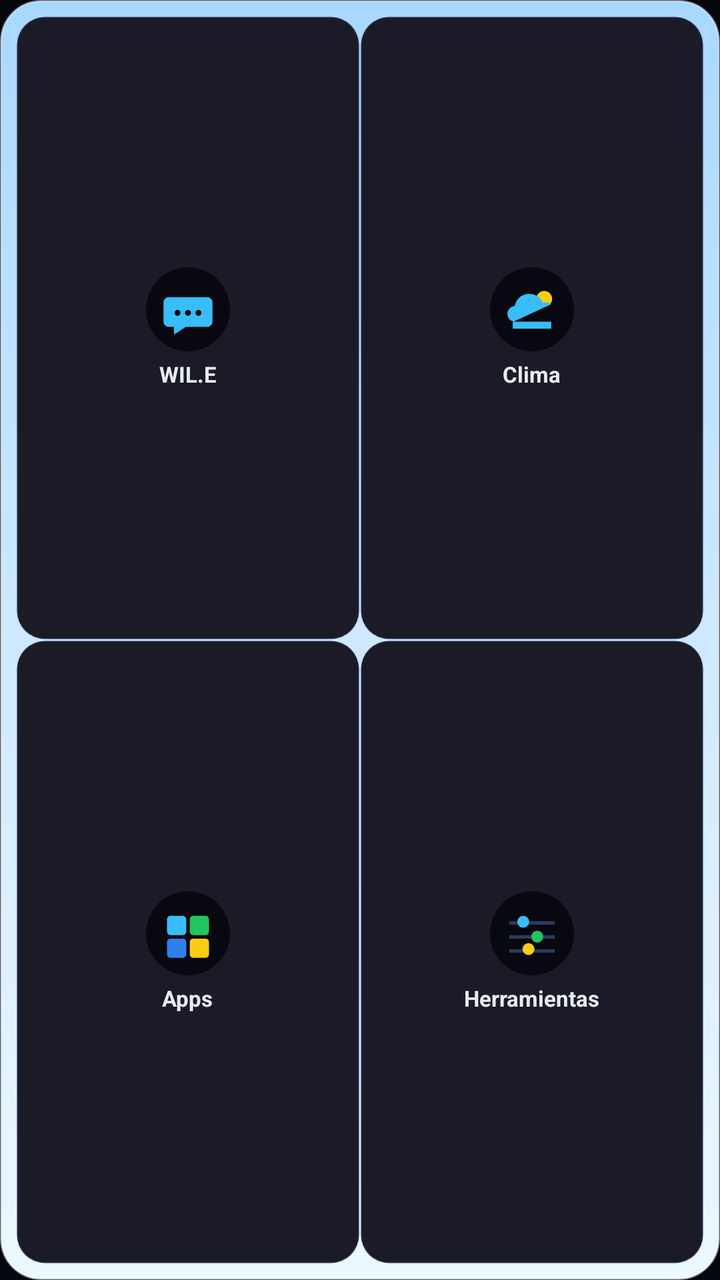
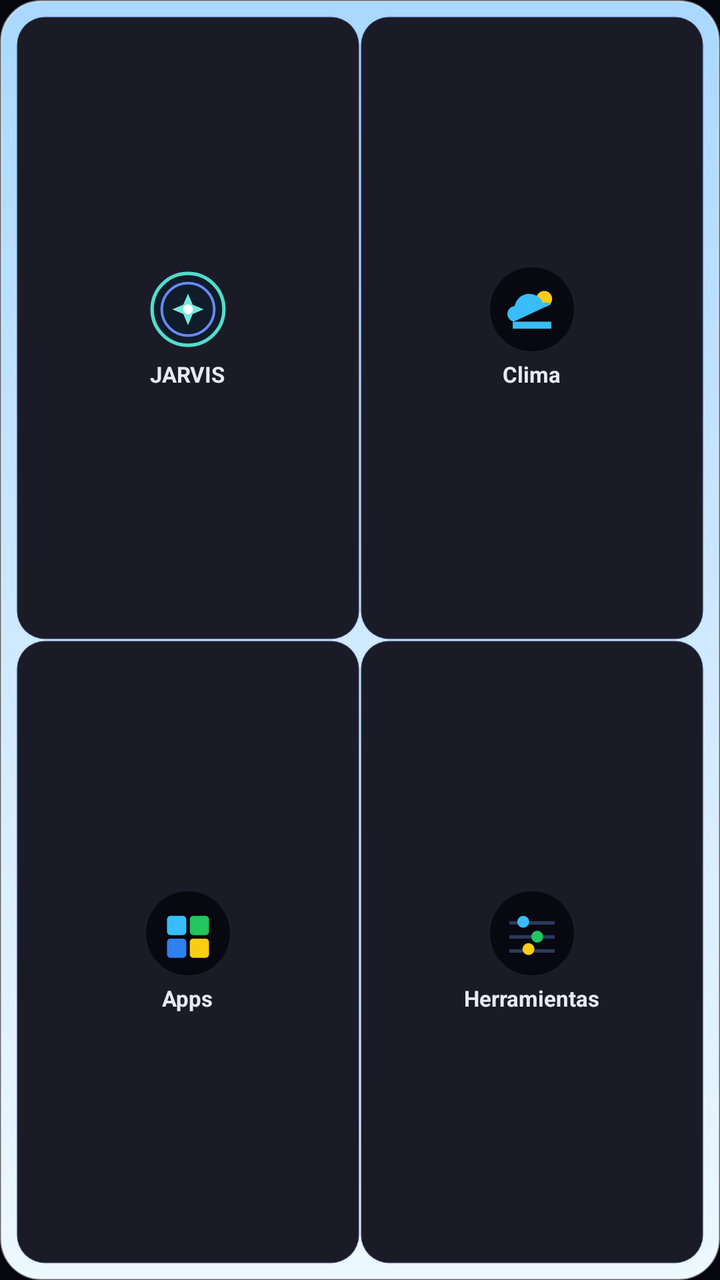

An Android layout rendered at two revisions. The XML below is the earlier revision; the diff shows what the commit changed to produce the second picture.
<!-- AndroidManifest.xml: application theme Theme.CodeHub -->
<!-- res/layout/widget_quick.xml -->
<?xml version="1.0" encoding="utf-8"?>
<LinearLayout xmlns:android="http://schemas.android.com/apk/res/android"
    android:id="@+id/quick_root"
    android:layout_width="match_parent"
    android:layout_height="match_parent"
    android:orientation="vertical"
    android:background="@drawable/widget_background"
    android:padding="8dp">

    <LinearLayout
        android:layout_width="match_parent"
        android:layout_height="0dp"
        android:layout_weight="1"
        android:orientation="horizontal">

        <FrameLayout
            android:id="@+id/quick_cell_wile"
            android:layout_width="0dp"
            android:layout_height="match_parent"
            android:layout_weight="1"
            android:padding="4dp"
            android:background="@drawable/widget_cell_bg">

            <LinearLayout
                android:layout_width="match_parent"
                android:layout_height="match_parent"
                android:orientation="vertical"
                android:gravity="center">

                <ImageButton
                    android:id="@+id/quick_icon_wile"
                    android:layout_width="42dp"
                    android:layout_height="42dp"
                    android:src="@drawable/ic_shortcut_chat"
                    android:background="@android:color/transparent"
                    android:scaleType="fitCenter"
                    android:importantForAccessibility="no"
                    android:contentDescription="@string/shortcut_wile_short" />

                <TextView
                    android:id="@+id/quick_label_wile"
                    android:layout_width="wrap_content"
                    android:layout_height="wrap_content"
                    android:text="@string/shortcut_wile_short"
                    android:textColor="#E8EAF2"
                    android:textSize="11sp"
                    android:textStyle="bold"
                    android:maxLines="1"
                    android:ellipsize="end"
                    android:layout_marginTop="4dp" />
            </LinearLayout>
        </FrameLayout>

        <FrameLayout
            android:id="@+id/quick_cell_weather"
            android:layout_width="0dp"
            android:layout_height="match_parent"
            android:layout_weight="1"
            android:padding="4dp"
            android:background="@drawable/widget_cell_bg">

            <LinearLayout
                android:layout_width="match_parent"
                android:layout_height="match_parent"
                android:orientation="vertical"
                android:gravity="center">

                <ImageButton
                    android:id="@+id/quick_icon_weather"
                    android:layout_width="42dp"
                    android:layout_height="42dp"
                    android:src="@drawable/ic_shortcut_weather"
                    android:background="@android:color/transparent"
                    android:scaleType="fitCenter"
                    android:importantForAccessibility="no"
                    android:contentDescription="@string/shortcut_weather_short" />

                <TextView
                    android:id="@+id/quick_label_weather"
                    android:layout_width="wrap_content"
                    android:layout_height="wrap_content"
                    android:text="@string/shortcut_weather_short"
                    android:textColor="#E8EAF2"
                    android:textSize="11sp"
                    android:textStyle="bold"
                    android:maxLines="1"
                    android:ellipsize="end"
                    android:layout_marginTop="4dp" />
            </LinearLayout>
        </FrameLayout>
    </LinearLayout>

    <LinearLayout
        android:layout_width="match_parent"
        android:layout_height="0dp"
        android:layout_weight="1"
        android:orientation="horizontal">

        <FrameLayout
            android:id="@+id/quick_cell_catalog"
            android:layout_width="0dp"
            android:layout_height="match_parent"
            android:layout_weight="1"
            android:padding="4dp"
            android:background="@drawable/widget_cell_bg">

            <LinearLayout
                android:layout_width="match_parent"
                android:layout_height="match_parent"
                android:orientation="vertical"
                android:gravity="center">

                <ImageButton
                    android:id="@+id/quick_icon_catalog"
                    android:layout_width="42dp"
                    android:layout_height="42dp"
                    android:src="@drawable/ic_shortcut_catalog"
                    android:background="@android:color/transparent"
                    android:scaleType="fitCenter"
                    android:importantForAccessibility="no"
                    android:contentDescription="@string/shortcut_catalog_short" />

                <TextView
                    android:id="@+id/quick_label_catalog"
                    android:layout_width="wrap_content"
                    android:layout_height="wrap_content"
                    android:text="@string/shortcut_catalog_short"
                    android:textColor="#E8EAF2"
                    android:textSize="11sp"
                    android:textStyle="bold"
                    android:maxLines="1"
                    android:ellipsize="end"
                    android:layout_marginTop="4dp" />
            </LinearLayout>
        </FrameLayout>

        <FrameLayout
            android:id="@+id/quick_cell_tools"
            android:layout_width="0dp"
            android:layout_height="match_parent"
            android:layout_weight="1"
            android:padding="4dp"
            android:background="@drawable/widget_cell_bg">

            <LinearLayout
                android:layout_width="match_parent"
                android:layout_height="match_parent"
                android:orientation="vertical"
                android:gravity="center">

                <ImageButton
                    android:id="@+id/quick_icon_tools"
                    android:layout_width="42dp"
                    android:layout_height="42dp"
                    android:src="@drawable/ic_shortcut_tools"
                    android:background="@android:color/transparent"
                    android:scaleType="fitCenter"
                    android:importantForAccessibility="no"
                    android:contentDescription="@string/shortcut_tools_short" />

                <TextView
                    android:id="@+id/quick_label_tools"
                    android:layout_width="wrap_content"
                    android:layout_height="wrap_content"
                    android:text="@string/shortcut_tools_short"
                    android:textColor="#E8EAF2"
                    android:textSize="11sp"
                    android:textStyle="bold"
                    android:maxLines="1"
                    android:ellipsize="end"
                    android:layout_marginTop="4dp" />
            </LinearLayout>
        </FrameLayout>
    </LinearLayout>

</LinearLayout>
<!-- resources referenced by this layout -->
<resources>
  <!-- drawable ic_shortcut_chat (drawable) -->
  <?xml version="1.0" encoding="utf-8"?>
  <vector xmlns:android="http://schemas.android.com/apk/res/android"
      android:width="48dp"
      android:height="48dp"
      android:viewportWidth="48"
      android:viewportHeight="48">
  
      
      <path
          android:fillColor="#080810"
          android:pathData="M24,0a24,24 0 1 0 0,48a24,24 0 1 0 0,-48" />
  
      
      <path
          android:fillColor="#38bdf8"
          android:strokeWidth="0"
          android:pathData="M13,17 a3,3 0 0 0 -3,3 v11 a3,3 0 0 0 3,3 h3 v4.5 l6.8,-4.5 h12.2 a3,3 0 0 0 3,-3 v-11 a3,3 0 0 0 -3,-3 z" />
  
      
      <path
          android:fillColor="#080810"
          android:pathData="M18,26 m-1.7,0 a1.7,1.7 0 1 1 3.4,0 a1.7,1.7 0 1 1 -3.4,0 M24,26 m-1.7,0 a1.7,1.7 0 1 1 3.4,0 a1.7,1.7 0 1 1 -3.4,0 M30,26 m-1.7,0 a1.7,1.7 0 1 1 3.4,0 a1.7,1.7 0 1 1 -3.4,0" />
  
  </vector>
  <!-- drawable ic_shortcut_weather (drawable) -->
  <?xml version="1.0" encoding="utf-8"?>
  <vector xmlns:android="http://schemas.android.com/apk/res/android"
      android:width="48dp"
      android:height="48dp"
      android:viewportWidth="48"
      android:viewportHeight="48">
  
      
      <path
          android:fillColor="#080810"
          android:pathData="M24,0a24,24 0 1 0 0,48a24,24 0 1 0 0,-48" />
  
      
      <path
          android:fillColor="#facc15"
          android:strokeWidth="0"
          android:pathData="M31,18 m-4.5,0 a4.5,4.5 0 1 1 9,0 a4.5,4.5 0 1 1 -9,0" />
  
      
      <path
          android:fillColor="#38bdf8"
          android:strokeWidth="0"
          android:pathData="M13,31 h22 v4 h-22 z M13.5,31 a4.5,4.5 0 0 1 0.6,-8.9 a8.5,8.5 0 0 1 16.2,-1.8 a5.5,5.5 0 0 1 4.7,0.7" />
  </vector>
  <!-- drawable widget_background (drawable) -->
  <?xml version="1.0" encoding="utf-8"?>
  <shape xmlns:android="http://schemas.android.com/apk/res/android"
      android:shape="rectangle">
      <gradient
          android:angle="270"
          android:startColor="#FFA9D8FF"
          android:centerColor="#FFCFE9FF"
          android:endColor="#FFEDF8FF" />
      <corners android:radius="20dp" />
      <stroke
          android:width="1dp"
          android:color="#66FFFFFF" />
  </shape>
  <!-- drawable widget_cell_bg (drawable) -->
  <?xml version="1.0" encoding="utf-8"?>
  <ripple xmlns:android="http://schemas.android.com/apk/res/android"
      android:color="#22FFFFFF">
      <item>
          <shape android:shape="rectangle">
              <corners android:radius="14dp" />
              <solid android:color="#1B1B28" />
              <stroke android:width="1dp" android:color="#1E6C9CFF" />
          </shape>
      </item>
  </ripple>
  <string name="shortcut_catalog_short">Apps</string>
  <string name="shortcut_tools_short">Herramientas</string>
  <string name="shortcut_weather_short">Clima</string>
  <string name="shortcut_wile_short">WIL.E</string>
  <style name="Theme.CodeHub" parent="android:Theme.Material.NoActionBar">
          <item name="android:colorPrimary">#2f80ed</item>
          <item name="android:colorPrimaryDark">#080810</item>
          <item name="android:colorAccent">#2f80ed</item>
          <item name="android:windowBackground">#080810</item>
          <item name="android:statusBarColor">#080810</item>
          <item name="android:navigationBarColor">#080810</item>
          <item name="android:windowFullscreen">false</item>
          <item name="android:windowTranslucentStatus">false</item>
          <item name="android:windowTranslucentNavigation">false</item>
      </style>
  <!-- unchanged entries left out for length: 2 -->
</resources>

<!-- the commit's change to res/layout/widget_quick.xml (unified diff, before → after) -->
@@ -31,7 +31,7 @@
                     android:id="@+id/quick_icon_wile"
                     android:layout_width="42dp"
                     android:layout_height="42dp"
-                    android:src="@drawable/ic_shortcut_chat"
+                    android:src="@drawable/ic_jarvis_core"
                     android:background="@android:color/transparent"
                     android:scaleType="fitCenter"
                     android:importantForAccessibility="no"
<!-- resource entries referenced after the edit -->
@@ -1,29 +1,21 @@
 <!-- resources referenced by this layout -->
 <resources>
-  <!-- drawable ic_shortcut_chat (drawable) -->
-  <?xml version="1.0" encoding="utf-8"?>
+  <!-- drawable ic_jarvis_core (drawable) -->
   <vector xmlns:android="http://schemas.android.com/apk/res/android"
       android:width="48dp"
       android:height="48dp"
       android:viewportWidth="48"
       android:viewportHeight="48">
-  
-      
-      <path
-          android:fillColor="#080810"
-          android:pathData="M24,0a24,24 0 1 0 0,48a24,24 0 1 0 0,-48" />
-  
-      
-      <path
-          android:fillColor="#38bdf8"
-          android:strokeWidth="0"
-          android:pathData="M13,17 a3,3 0 0 0 -3,3 v11 a3,3 0 0 0 3,3 h3 v4.5 l6.8,-4.5 h12.2 a3,3 0 0 0 3,-3 v-11 a3,3 0 0 0 -3,-3 z" />
-  
-      
-      <path
-          android:fillColor="#080810"
-          android:pathData="M18,26 m-1.7,0 a1.7,1.7 0 1 1 3.4,0 a1.7,1.7 0 1 1 -3.4,0 M24,26 m-1.7,0 a1.7,1.7 0 1 1 3.4,0 a1.7,1.7 0 1 1 -3.4,0 M30,26 m-1.7,0 a1.7,1.7 0 1 1 3.4,0 a1.7,1.7 0 1 1 -3.4,0" />
-  
+      <path android:fillColor="#FF111C2A"
+          android:pathData="M24,3.5A20.5,20.5 0,1 0,24 44.5A20.5,20.5 0,1 0,24 3.5Z"
+          android:strokeColor="#FF52DCCB" android:strokeWidth="2" />
+      <path android:fillColor="#00000000"
+          android:pathData="M24,9A15,15 0,1 0,24 39A15,15 0,1 0,24 9Z"
+          android:strokeColor="#FF6689FF" android:strokeWidth="1.5" />
+      <path android:fillColor="#FF75E9DE"
+          android:pathData="M24,15l2.7,6.3L33,24l-6.3,2.7L24,33l-2.7,-6.3L15,24l6.3,-2.7z" />
+      <path android:fillColor="#FFFFFFFF"
+          android:pathData="M24,21.2a2.8,2.8 0,1 0,0 5.6a2.8,2.8 0,1 0,0 -5.6" />
   </vector>
   <!-- drawable ic_shortcut_weather (drawable) -->
   <?xml version="1.0" encoding="utf-8"?>
@@ -79,7 +71,7 @@
   <string name="shortcut_catalog_short">Apps</string>
   <string name="shortcut_tools_short">Herramientas</string>
   <string name="shortcut_weather_short">Clima</string>
-  <string name="shortcut_wile_short">WIL.E</string>
+  <string name="shortcut_wile_short">JARVIS</string>
   <style name="Theme.CodeHub" parent="android:Theme.Material.NoActionBar">
           <item name="android:colorPrimary">#2f80ed</item>
           <item name="android:colorPrimaryDark">#080810</item>
